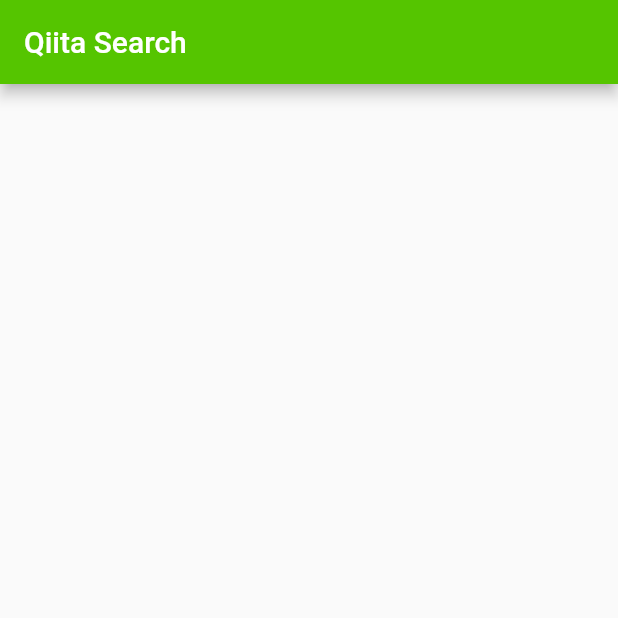
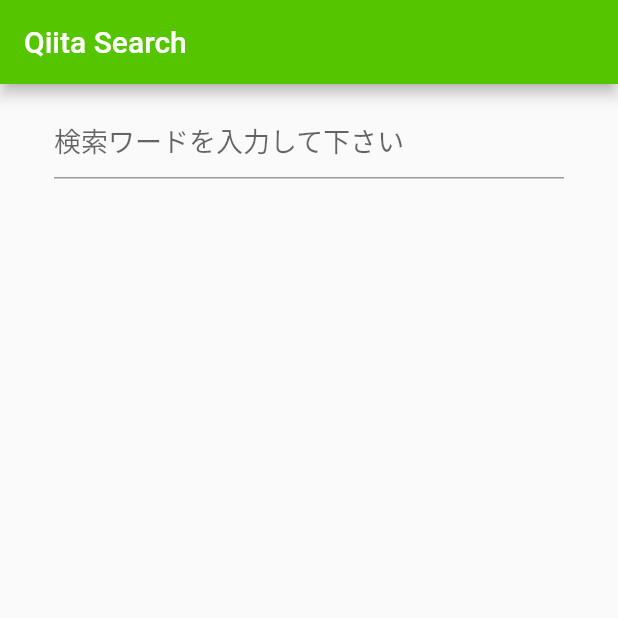
Before and after one commit to masanao10337/qiita_searcher, a Flutter app: the screen it shows after launch, on a phone screen of 412 x 824 dp, the top half of it. Run offline on Flutter 3.47's test engine with Material 2 defaults, Android fonts, the light colour scheme and no system bars; our stand-ins replace flutter_dotenv.

Commit message:
build Article Container Widget

```diff
--- a/lib/models/article.dart
+++ b/lib/models/article.dart
@@ -21,9 +21,9 @@
     return Article(
       title: json['title'] as String,
       user: User.fromJson(json['user']),
-      likesCount: json['likesCount'] as int,
+      likesCount: json['likes_count'] as int,
       tags: List<String>.from(json['tags'].map((tag) => tag['name'])),
-      createdAt: DateTime.parse(json['createdAt'] as String),
+      createdAt: DateTime.parse(json['created_at'] as String),
       url: json['url'] as String,
     );
   }
--- a/lib/screens/search_screen.dart
+++ b/lib/screens/search_screen.dart
@@ -3,22 +3,52 @@
 import 'package:http/http.dart' as http;
 import 'package:flutter_dotenv/flutter_dotenv.dart';
 import 'package:quita_searher_app/models/article.dart';
+import 'package:quita_searher_app/widgets/article_container.dart';
 
 class SearchScreen extends StatefulWidget {
   const SearchScreen({super.key});
 
   @override
-  State<SearchScreen> createState() => _SearchScreen();
+  State<SearchScreen> createState() => _SearchScreenState();
 }
 
-class _SearchScreen extends State<SearchScreen> {
+class _SearchScreenState extends State<SearchScreen> {
+  List<Article> articles = [];
   @override
   Widget build(BuildContext context) {
     return Scaffold(
       appBar: AppBar(
         title: const Text('Qiita Search'),
       ),
-      body: Container(),
+      body: Column(
+        children: [
+          Padding(
+            padding: const EdgeInsets.symmetric(
+              horizontal: 36,
+              vertical: 12,
+            ),
+            child: TextField(
+              style: TextStyle(
+                fontSize: 18,
+                color: Colors.black,
+              ),
+              decoration: InputDecoration(
+                hintText: '検索ワードを入力して下さい',
+              ),
+              onSubmitted: (String value) async {
+                final result = await searchQiita(value);
+                setState(() => articles = result);
+              },
+            ),
+          ),
+          Expanded(
+            child: ListView(
+              children: articles.map(
+                (article) => ArticleContainer(article: article)).toList(),
+            )
+          ),
+        ],
+      ),
     );
   }
 
--- a/pubspec.yaml
+++ b/pubspec.yaml
@@ -11,6 +11,7 @@
     sdk: flutter
   flutter_dotenv: ^5.1.0
   http: ^1.1.0
+  intl: ^0.18.1
 
 dev_dependencies:
   flutter_test:
```
Also changed, not shown: lib/widgets/article_container.dart (added, +98 -0 lines), pubspec.lock.
